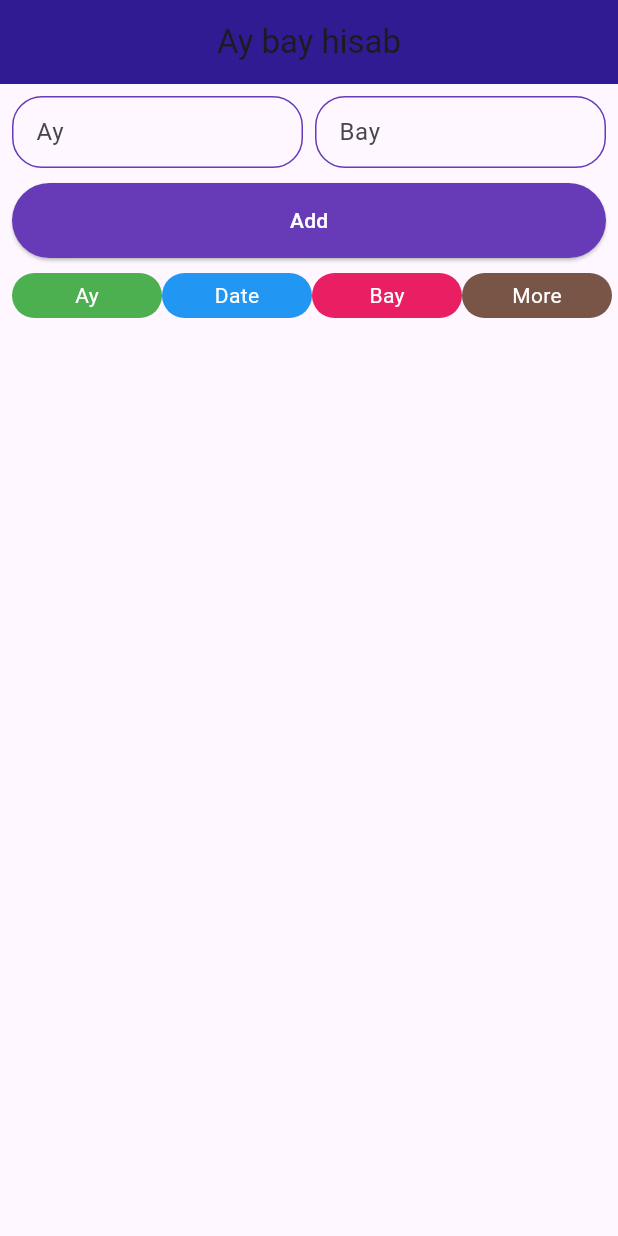
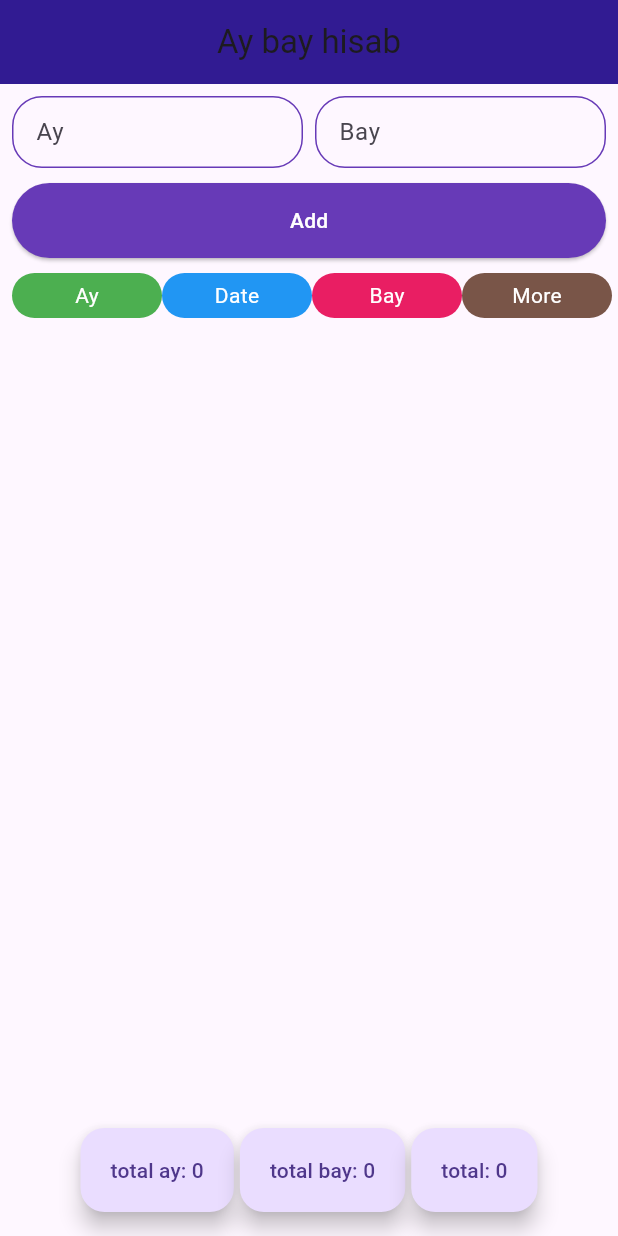
Before and after one commit to najmul19/Income-Expenditure-Account, a Flutter app: the screen it shows after launch, on a phone screen of 412 x 824 dp. Run offline on Flutter 3.47's test engine with Material 3 defaults, Android fonts, the phone set to English and light mode, and no system bars.

Commit message:
p commit

```diff
--- a/lib/main.dart
+++ b/lib/main.dart
@@ -1,8 +1,11 @@
 import 'package:accounts/catagory_widhet.dart';
 import 'package:flutter/material.dart';
+import 'package:intl/intl.dart';
 
 void main() {
   runApp(const Acount());
+
+
 }
 
 class Acount extends StatelessWidget {
@@ -41,11 +44,28 @@ class _HomeScreenState extends State<HomeScreen> {
   final ayTEController = TextEditingController();
   final bayTEController = TextEditingController();
   GlobalKey<FormState> formKey  = GlobalKey<FormState>();
-  List<AyBayModel> ayBayList=[
 
-  ];
+  List<AyBayModel> ayBayList=[];
+  int calculateAysum(List<AyBayModel>ayBayList){
+    int sumOfAy = 0;
+    for( AyBayModel i in ayBayList){
+      sumOfAy += int.parse(i.ay);
+    }
+    return sumOfAy;
+  }
+  int calculateBaysum(List<AyBayModel>ayBayList){
+    int sumOfAy = 0;
+    for( AyBayModel i in ayBayList){
+      sumOfAy += int.parse(i.bay);
+    }
+    return sumOfAy;
+  }
+  DateTime time = DateTime.now();
+
   @override
   Widget build(BuildContext context) {
+    int result = calculateAysum(ayBayList);
+    int resultBay = calculateBaysum(ayBayList);
     return  Scaffold(
       appBar: AppBar(
         title: const Text("Ay bay hisab"),
@@ -93,7 +113,7 @@ class _HomeScreenState extends State<HomeScreen> {
                       ),
                       onPressed: (){
                         setState(() {});
-                        ayBayList.add(AyBayModel(ay: ayTEController.text.trim(), bay: bayTEController.text.trim()));
+                        ayBayList.add(AyBayModel(ay: ayTEController.text.trim(), bay: bayTEController.text.trim(), date: DateFormat("yMd").format(time)));
                         ayTEController.clear();
                         bayTEController.clear();
                       }, child: const Text("Add"))
@@ -127,14 +147,16 @@ class _HomeScreenState extends State<HomeScreen> {
                           child: Row(
 
                             children: [
-                              const SizedBox(width: 10,),
+                              const SizedBox(width: 5,),
                               SizedBox(
                                   width: 70,
                                   child: Text(ayBayList[index].ay, style: const TextStyle(fontSize: 18, fontWeight: FontWeight.w700),maxLines: 1, overflow: TextOverflow.ellipsis,)),
                               const SizedBox(width: 10,),
                               SizedBox(height: 30,
                                   width: 100,
-                                  child: Card(child: Center(child: Text(ayBayList[index].ay)))),
+                                  child: Card(
+                                      margin: EdgeInsets.zero,
+                                      child: Center(child: Text(ayBayList[index].date)))),
                               const SizedBox(width: 10,),
                               SizedBox(
                                   width: 70,
@@ -157,24 +179,28 @@ class _HomeScreenState extends State<HomeScreen> {
 
                 ),
               )
-              // ListView.separated(
-              //     itemBuilder: (context,index){},
-              //     separatorBuilder: (context,index){
-              //       return SizedBox(height: 10,);
-              //     },
-              //     itemCount: ayBayList.length,
-              // )
+
             ],
           ),
         ),
       ),
+      floatingActionButton: Row(
+        mainAxisAlignment: MainAxisAlignment.center,
+        children: [
+          FloatingActionButton.extended(onPressed: (){}, label: Text("total ay: $result")),
+          const SizedBox(width: 4,),
+          FloatingActionButton.extended(onPressed: (){}, label: Text("total bay: $resultBay")),
+          const SizedBox(width: 4,),
+          FloatingActionButton.extended(onPressed: (){}, label: Text("total: ${result-resultBay}")),
+        ],
+      ),
+      floatingActionButtonLocation: FloatingActionButtonLocation.centerFloat,
     );
   }
 }
 
 class AyBayModel {
-  final String ay,bay;
-
-  AyBayModel({required this.ay, required this.bay});
+  final String ay,bay,date;
+  AyBayModel({required this.date, required this.ay, required this.bay});
 
 }
--- a/pubspec.yaml
+++ b/pubspec.yaml
@@ -35,6 +35,8 @@ dependencies:
   # The following adds the Cupertino Icons font to your application.
   # Use with the CupertinoIcons class for iOS style icons.
   cupertino_icons: ^1.0.8
+  intl: ^0.19.0
+  shared_preferences: ^2.3.2
 
 dev_dependencies:
   flutter_test:
```
Also changed, not shown: pubspec.lock, 1 other file.
